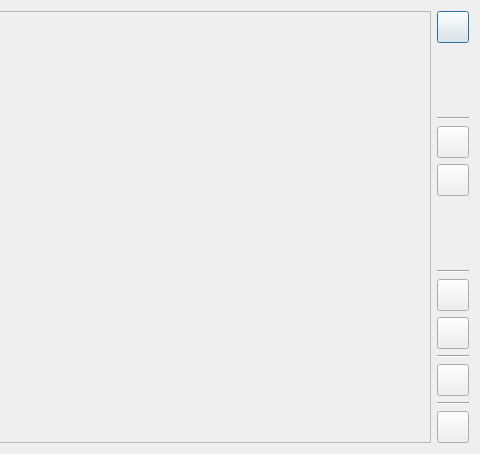
This is src/Dialogs/chordpatternviewer.ui in pasbi/CAN as Qt 5 draws it before an edit; both pictures show x 284 to 764 and y 0 to 454 of the 764 by 454 pixel window. The edited form follows.
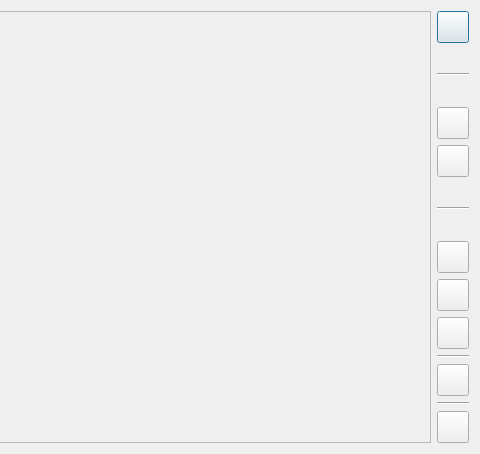
This is the edited form. Icons and pictures are not drawn.

The edit to the form file:
```diff
--- a/src/Dialogs/chordpatternviewer.ui
+++ b/src/Dialogs/chordpatternviewer.ui
@@ -103,6 +103,19 @@
        </property>
       </widget>
      </item>
+     <item>
+      <spacer name="verticalSpacer_5">
+       <property name="orientation">
+        <enum>Qt::Vertical</enum>
+       </property>
+       <property name="sizeHint" stdset="0">
+        <size>
+         <width>20</width>
+         <height>40</height>
+        </size>
+       </property>
+      </spacer>
+     </item>
      <item>
       <widget class="QPushButton" name="buttonZoomOut">
        <property name="minimumSize">
@@ -175,6 +188,45 @@
        </property>
       </widget>
      </item>
+     <item>
+      <spacer name="verticalSpacer_3">
+       <property name="orientation">
+        <enum>Qt::Vertical</enum>
+       </property>
+       <property name="sizeHint" stdset="0">
+        <size>
+         <width>20</width>
+         <height>40</height>
+        </size>
+       </property>
+      </spacer>
+     </item>
+     <item>
+      <widget class="QPushButton" name="buttonEnableLine">
+       <property name="minimumSize">
+        <size>
+         <width>32</width>
+         <height>32</height>
+        </size>
+       </property>
+       <property name="maximumSize">
+        <size>
+         <width>32</width>
+         <height>32</height>
+        </size>
+       </property>
+       <property name="text">
+        <string/>
+       </property>
+       <property name="icon">
+        <iconset resource="../ressources.qrc">
+         <normaloff>:/oldIcons/oldIcons/minus.png</normaloff>:/oldIcons/oldIcons/minus.png</iconset>
+       </property>
+       <property name="checkable">
+        <bool>true</bool>
+       </property>
+      </widget>
+     </item>
      <item>
       <widget class="QPushButton" name="buttonFaster">
        <property name="minimumSize">
```
Left out of the diff: 6 changed lines with no effect on the pictures.
